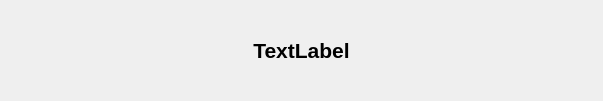
Qt form keybuilder/keywidget.ui (QtWorks/keymanager) before a commit.
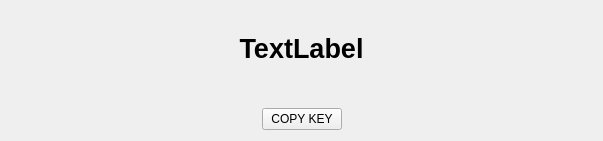
The same form after that commit.

```diff
--- a/keybuilder/keywidget.ui
+++ b/keybuilder/keywidget.ui
@@ -7,12 +7,15 @@
     <x>0</x>
     <y>0</y>
     <width>603</width>
-    <height>101</height>
+    <height>141</height>
    </rect>
   </property>
   <property name="windowTitle">
    <string>Form</string>
   </property>
+  <property name="styleSheet">
+   <string notr="true"/>
+  </property>
   <layout class="QGridLayout" name="gridLayout">
    <item row="0" column="0">
     <layout class="QVBoxLayout" name="verticalLayout">
@@ -20,7 +23,7 @@
       <widget class="QLabel" name="label">
        <property name="font">
         <font>
-         <pointsize>16</pointsize>
+         <pointsize>20</pointsize>
          <weight>75</weight>
          <bold>true</bold>
         </font>
@@ -34,7 +37,64 @@
       </widget>
      </item>
      <item>
-      <layout class="QHBoxLayout" name="blockLayout"/>
+      <spacer name="verticalSpacer">
+       <property name="orientation">
+        <enum>Qt::Vertical</enum>
+       </property>
+       <property name="sizeType">
+        <enum>QSizePolicy::Fixed</enum>
+       </property>
+       <property name="sizeHint" stdset="0">
+        <size>
+         <width>20</width>
+         <height>16</height>
+        </size>
+       </property>
+      </spacer>
+     </item>
+     <item>
+      <layout class="QHBoxLayout" name="blockLayout">
+       <item>
+        <layout class="QHBoxLayout" name="innerLayout"/>
+       </item>
+      </layout>
+     </item>
+    </layout>
+   </item>
+   <item row="1" column="0">
+    <layout class="QHBoxLayout" name="horizontalLayout">
+     <item>
+      <spacer name="horizontalSpacer">
+       <property name="orientation">
+        <enum>Qt::Horizontal</enum>
+       </property>
+       <property name="sizeHint" stdset="0">
+        <size>
+         <width>40</width>
+         <height>20</height>
+        </size>
+       </property>
+      </spacer>
+     </item>
+     <item>
+      <widget class="QPushButton" name="copyToClipBoardButton">
+       <property name="text">
+        <string>COPY KEY</string>
+       </property>
+      </widget>
+     </item>
+     <item>
+      <spacer name="horizontalSpacer_2">
+       <property name="orientation">
+        <enum>Qt::Horizontal</enum>
+       </property>
+       <property name="sizeHint" stdset="0">
+        <size>
+         <width>40</width>
+         <height>20</height>
+        </size>
+       </property>
+      </spacer>
      </item>
     </layout>
    </item>
```
